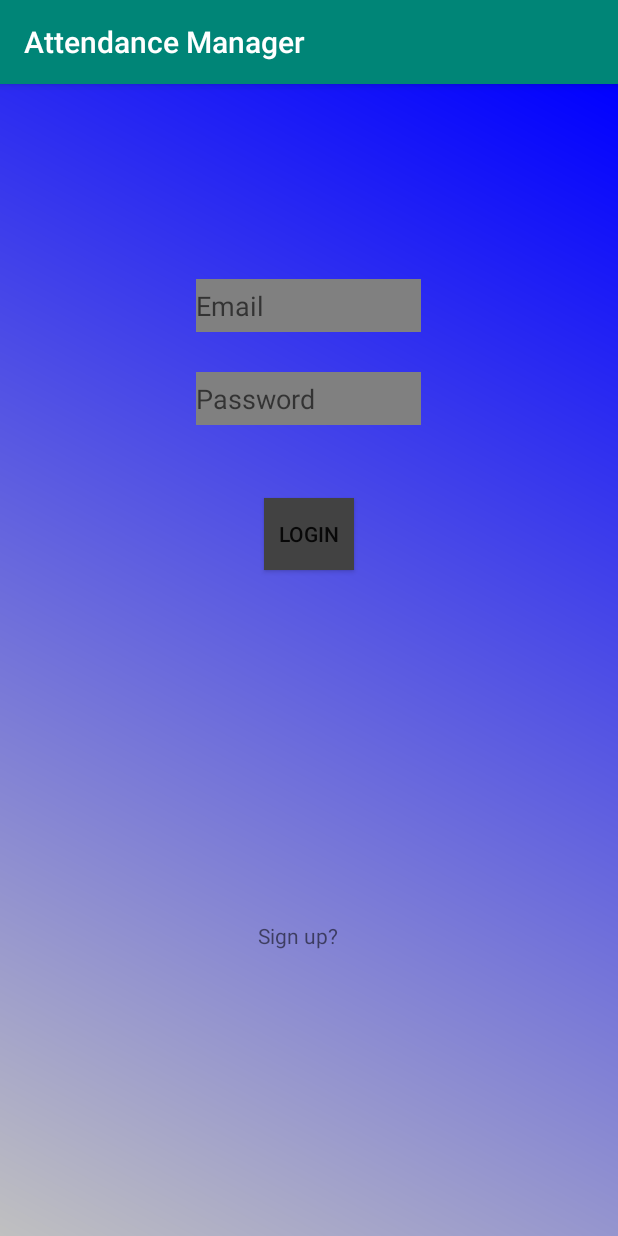
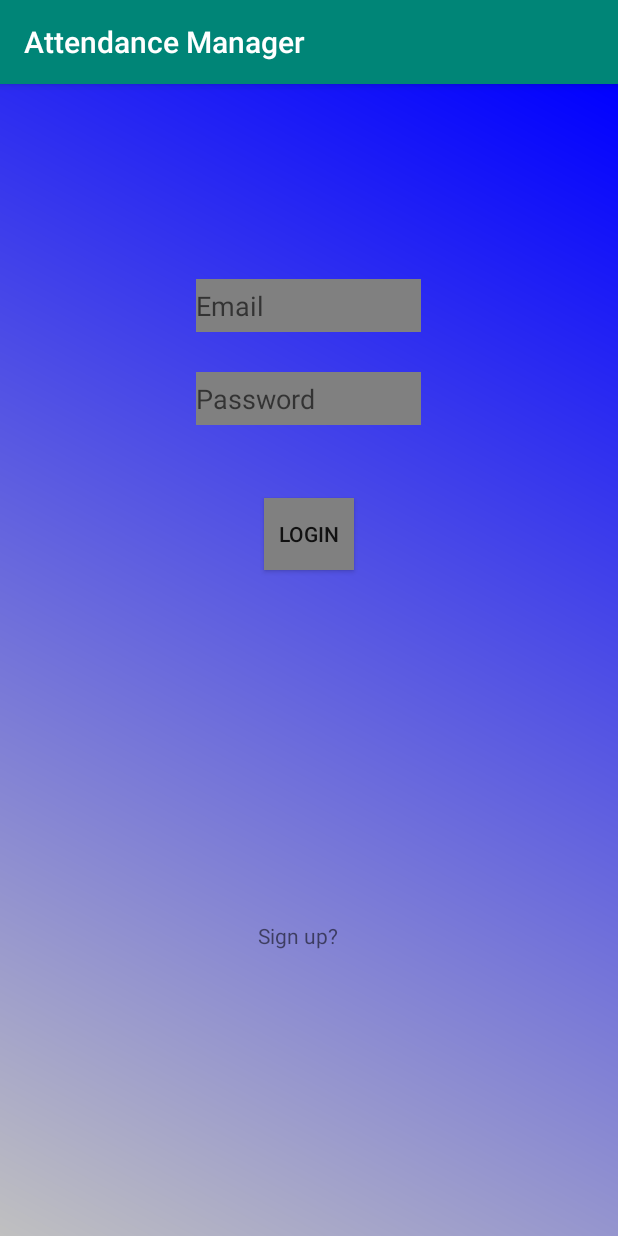
Before and after one commit to shashank-patel007/Attendance-Management-System, an Android app: the screen it shows after launch (MainActivity), on a phone screen of 412 x 824 dp. Run offline under Robolectric (Android 15) with nearby library versions, the phone set to English and light mode, and no system bars; plain views replace Button, EditText.

Commit message:
initial commit

```diff
--- a/app/src/main/res/layout/activity_main.xml
+++ b/app/src/main/res/layout/activity_main.xml
@@ -17,7 +17,7 @@
         android:layout_marginStart="29dp"
         android:layout_marginTop="276dp"
         android:layout_marginEnd="162dp"
-        android:background="@color/cardview_dark_background"
+        android:background="@color/Gray"
         android:text="Login"
         app:layout_constraintEnd_toEndOf="parent"
         app:layout_constraintHorizontal_bias="0.912"
```
Also changed, not shown: 1 other file.
